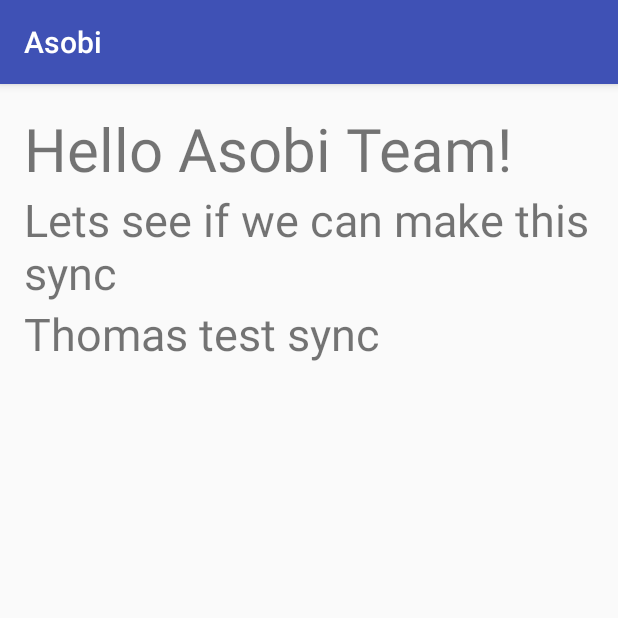
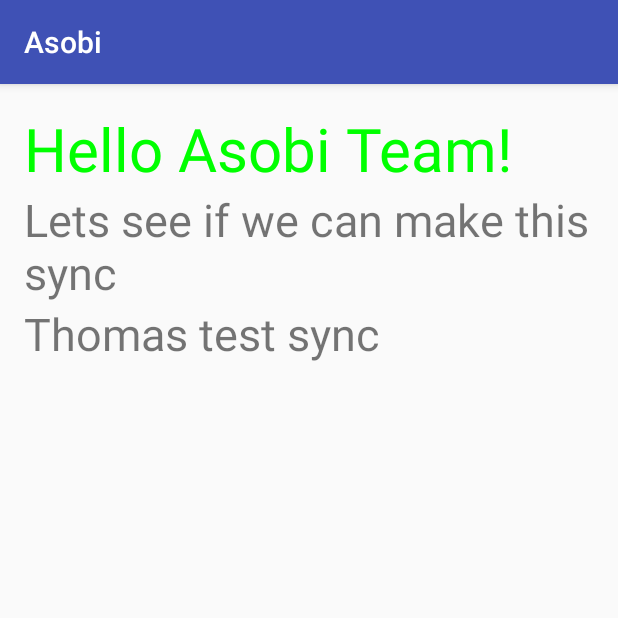
Before and after one commit to OlegBottiger/AndroidProject_QuizApp_Game, an Android app: the screen it shows after launch (MainActivity), on a phone screen of 412 x 824 dp, the top half of it. Run offline under Robolectric (Android 15) with nearby library versions, the phone set to English and light mode, and no system bars.

Commit message:
Create new color

```diff
--- a/app/src/main/res/layout/activity_main.xml
+++ b/app/src/main/res/layout/activity_main.xml
@@ -13,6 +13,7 @@
         android:layout_width="wrap_content"
         android:layout_height="wrap_content"
         android:textSize="40sp"
+        android:textColor="@color/coolGreen"
         android:id="@+id/thomas_test"/>
 
     <TextView
--- a/app/src/main/res/values/colors.xml
+++ b/app/src/main/res/values/colors.xml
@@ -3,5 +3,6 @@
     <color name="colorPrimary">#3F51B5</color>
     <color name="colorPrimaryDark">#303F9F</color>
     <color name="colorAccent">#FF4081</color>
+    <color name="coolGreen">#00FF00</color>
 
 </resources>
```
